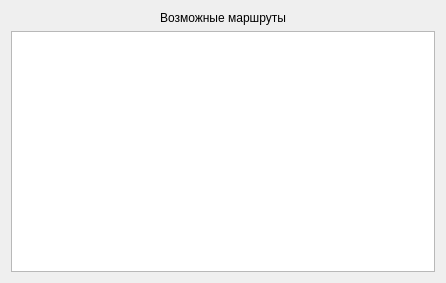
First picture: the form in 10/oot/src/gui/RouteView/src/RoutesView.ui, repository aeremenok/a-team-777, before the edit.
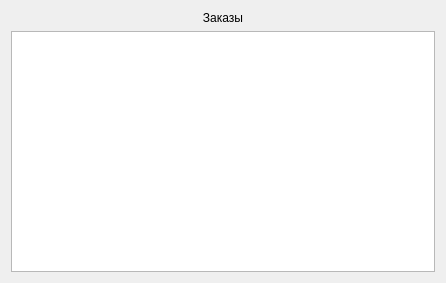
Second picture: the form after the edit.

Diff of the .ui file:
```diff
--- a/10/oot/src/gui/RouteView/src/RoutesView.ui
+++ b/10/oot/src/gui/RouteView/src/RoutesView.ui
@@ -16,7 +16,7 @@
    <item>
     <widget class="QLabel" name="label" >
      <property name="text" >
-      <string>Возможные маршруты</string>
+      <string>Заказы</string>
      </property>
      <property name="alignment" >
       <set>Qt::AlignCenter</set>
```
